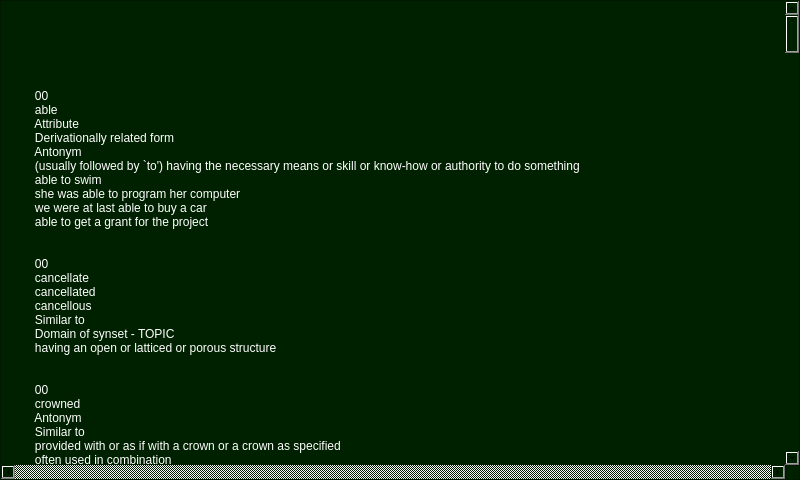
Above: dialog.ui from MostafaAkrsh/QT_XML_Editor before the change. Below: the same form after it.
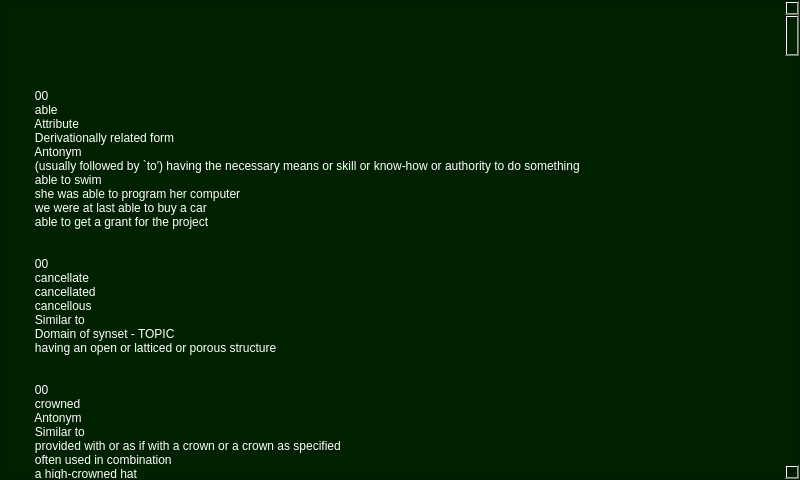
That is the form after the change. Icons and pictures are not drawn.

```diff
--- a/dialog.ui
+++ b/dialog.ui
@@ -493,10 +493,10 @@
 background-color: rgb(0, 33, 0);</string>
    </property>
    <property name="verticalScrollBarPolicy">
-    <enum>Qt::ScrollBarAlwaysOn</enum>
+    <enum>Qt::ScrollBarAsNeeded</enum>
    </property>
    <property name="horizontalScrollBarPolicy">
-    <enum>Qt::ScrollBarAlwaysOn</enum>
+    <enum>Qt::ScrollBarAsNeeded</enum>
    </property>
    <property name="lineWrapMode">
     <enum>QPlainTextEdit::NoWrap</enum>
```
Left out of the diff: 6 changed lines with no effect on the pictures.
